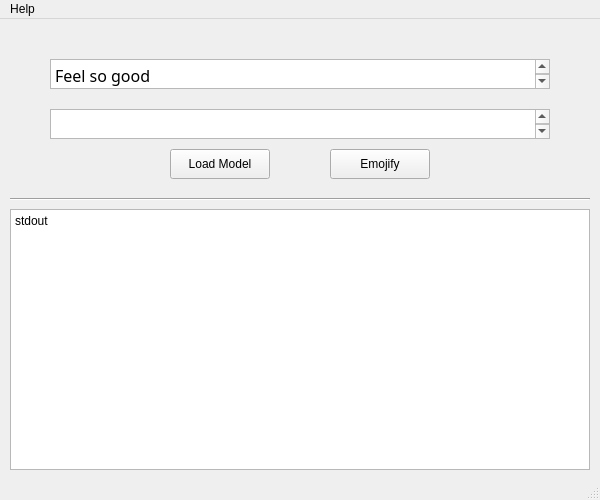
Above: src/UI/main_window.ui from kuseo/emojify before the change. Below: the same form after it.
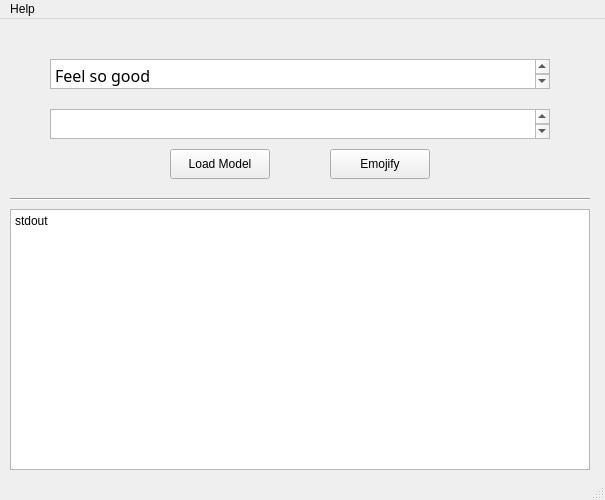
That is the form after the change.

```diff
--- a/src/UI/main_window.ui
+++ b/src/UI/main_window.ui
@@ -2,18 +2,20 @@
 <ui version="4.0">
  <class>MainWindow</class>
  <widget class="QMainWindow" name="MainWindow">
+  <property name="geometry">
+   <rect>
+    <x>0</x>
+    <y>0</y>
+    <width>605</width>
+    <height>500</height>
+   </rect>
+  </property>
   <property name="minimumSize">
    <size>
     <width>600</width>
     <height>500</height>
    </size>
   </property>
-  <property name="maximumSize">
-   <size>
-    <width>600</width>
-    <height>500</height>
-   </size>
-  </property>
   <property name="windowTitle">
    <string>Emojify</string>
   </property>
@@ -163,7 +165,7 @@
     <rect>
      <x>0</x>
      <y>0</y>
-     <width>600</width>
+     <width>605</width>
      <height>21</height>
     </rect>
    </property>
```
